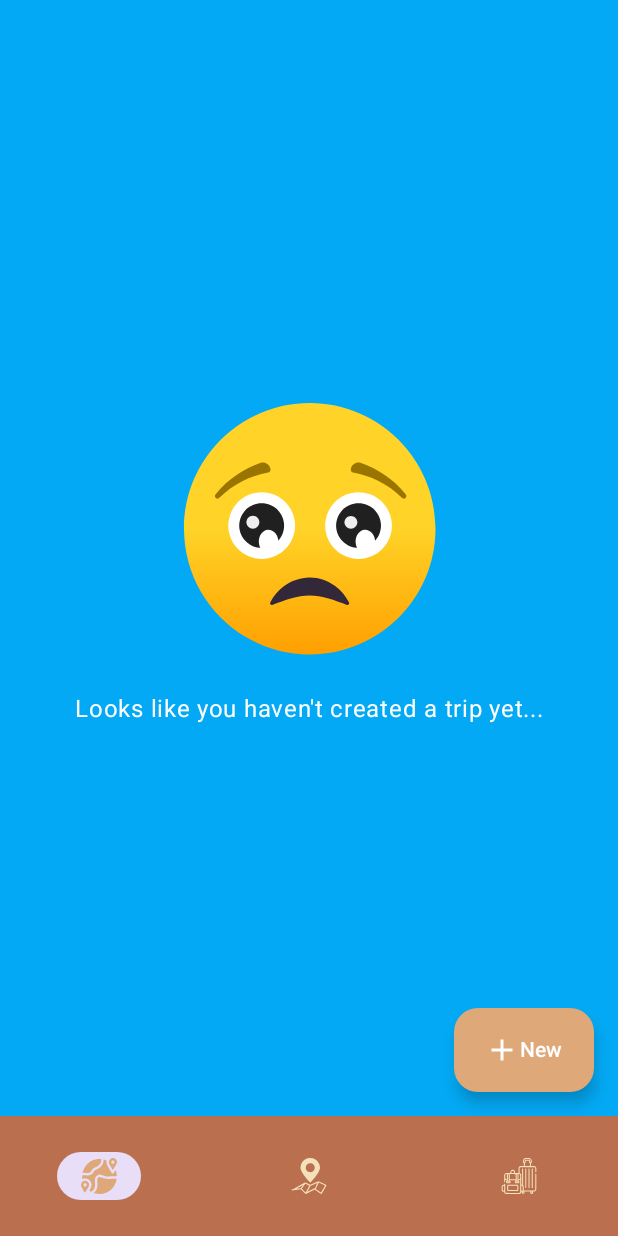
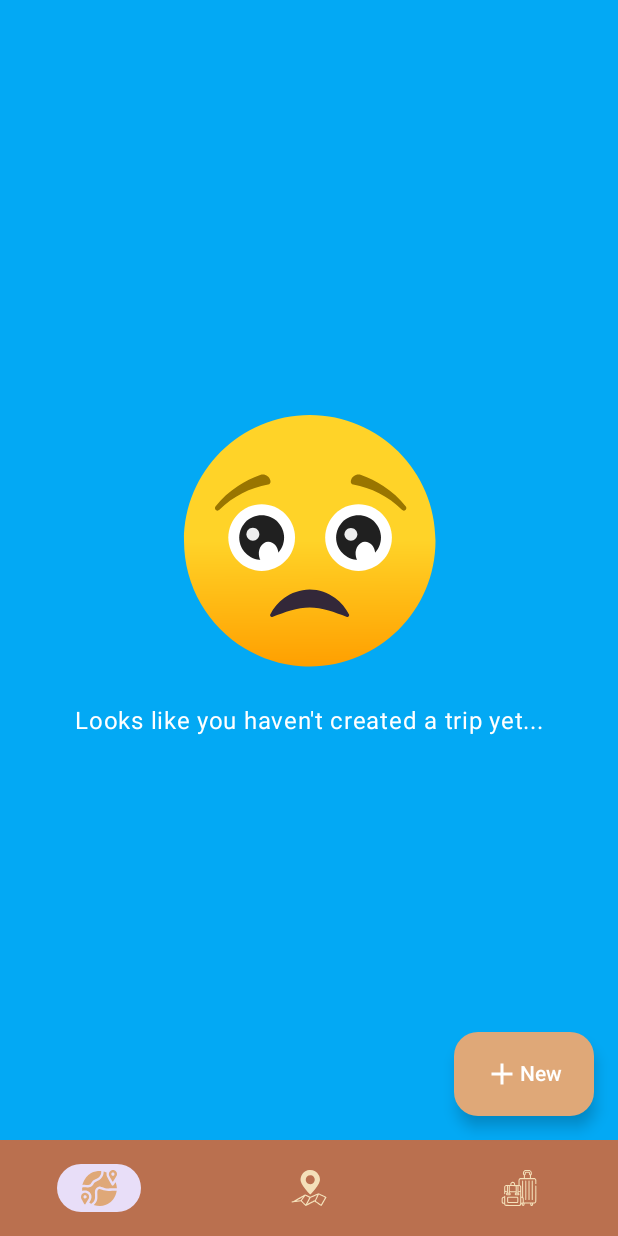
Before and after one commit to mako-lcl/roadtrip-planner-cc2, an Android app built with Jetpack Compose: the composable MainNavigation shown on its own in the app's theme, on a phone screen of 412 x 824 dp. Run offline under Robolectric (Android 15) with nearby library versions, the phone set to English and light mode, and no system bars; our stand-ins replace Dagger/Hilt's generated code, Timber; libraries missing offline, so code that uses them is left out: me.saket.swipe; missing, so only their content is drawn: SwipeableActionsBox.

Commit message:
changed navbar height

```diff
--- a/app/src/main/java/de/kassel/cc22023/roadtrip/ui/navigation/RoadtripNavBar.kt
+++ b/app/src/main/java/de/kassel/cc22023/roadtrip/ui/navigation/RoadtripNavBar.kt
@@ -3,6 +3,7 @@ package de.kassel.cc22023.roadtrip.ui.navigation
 import androidx.compose.foundation.background
 import androidx.compose.foundation.layout.fillMaxHeight
 import androidx.compose.foundation.layout.fillMaxWidth
+import androidx.compose.foundation.layout.height
 import androidx.compose.foundation.layout.size
 import androidx.compose.foundation.shape.RoundedCornerShape
 import androidx.compose.material3.Icon
@@ -26,6 +27,7 @@ fun RoadtripNavBar(navController: NavController) {
     NavigationBar(
         containerColor = MaterialTheme.colorScheme.primary,
         contentColor = MaterialTheme.colorScheme.onPrimaryContainer,
+        modifier = Modifier.height(64.dp)
     ) {
         val navBackStackEntry by navController.currentBackStackEntryAsState()
         val currentDestination = navBackStackEntry?.destination
```
